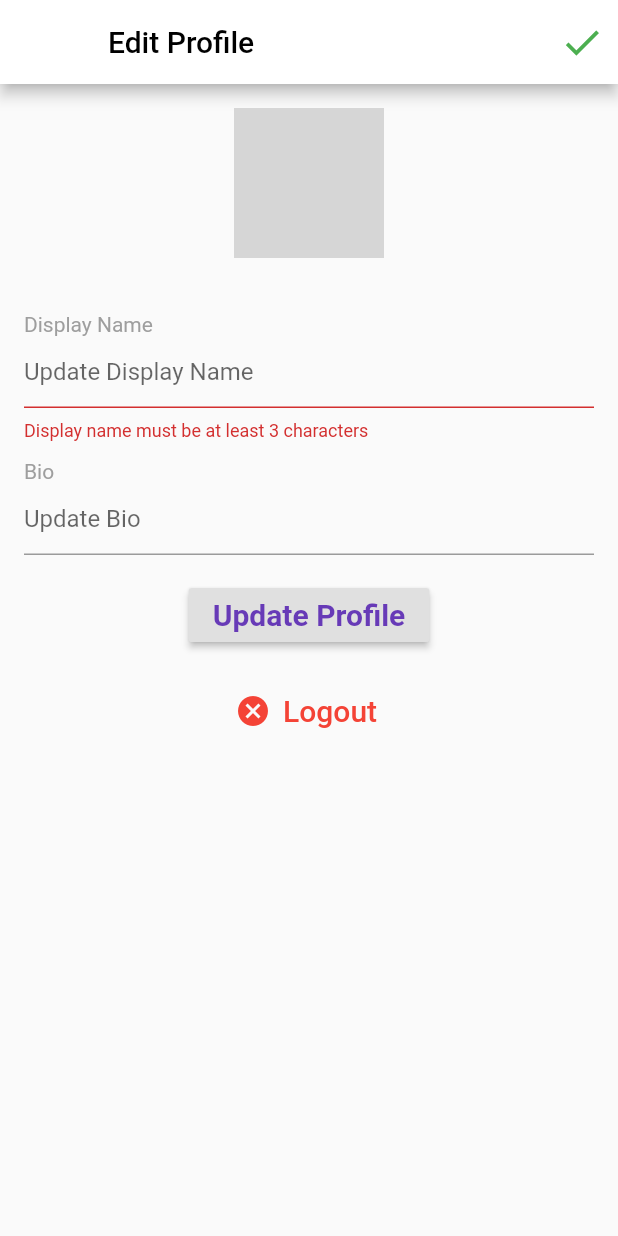
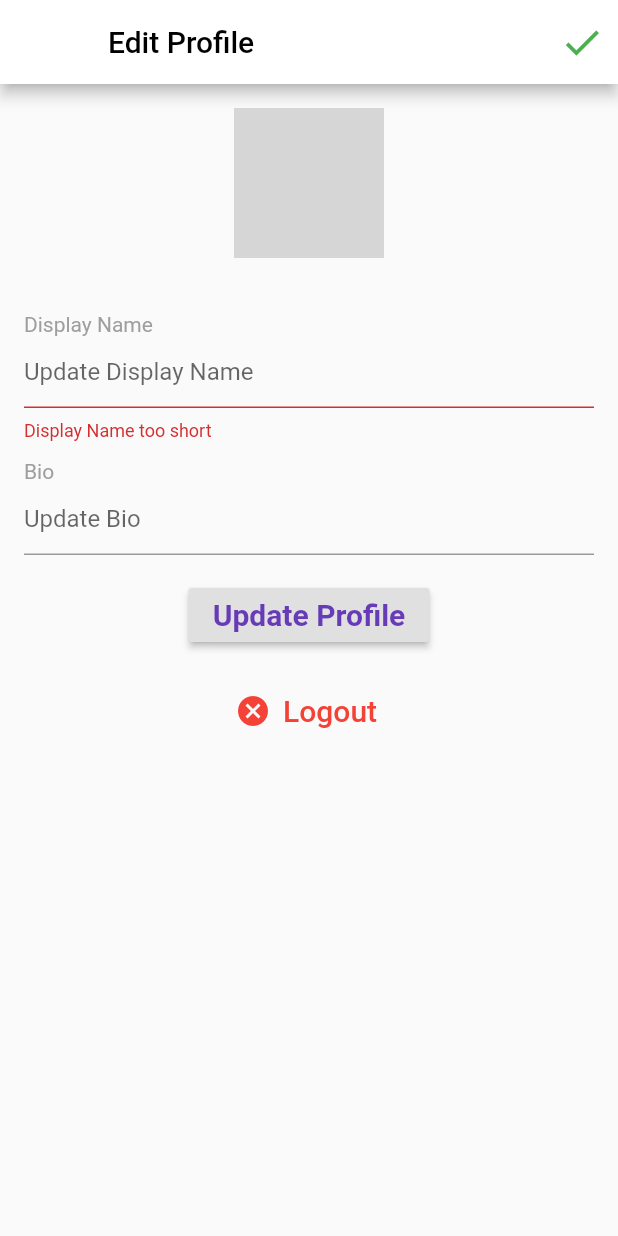
Before and after one commit to ScottFarestrand/appleshare, a Flutter app: the EditProfile screen opened directly, after a tap on "Update Profile", on a phone screen of 412 x 824 dp. Run offline on Flutter 3.47's test engine with Material 2 defaults, Android fonts, the phone set to English and light mode, and no system bars; our stand-ins replace cached_network_image, cloud_firestore, firebase_storage, flutter_svg, geolocator, google_sign_in and 1 more; accounts and stored records are empty; network calls fail; grey boxes are pictures that could not be loaded.

```diff
--- a/lib/pages/edit_profile.dart
+++ b/lib/pages/edit_profile.dart
@@ -1,8 +1,9 @@
-import 'package:appleshare/pages/home.dart';
 import 'package:cached_network_image/cached_network_image.dart';
 import 'package:cloud_firestore/cloud_firestore.dart';
 import "package:flutter/material.dart";
 import '../models/user.dart';
+import '../pages/home.dart';
+import '../widgets/progress.dart';
 
 class EditProfile extends StatefulWidget {
   final String currentUserId;
@@ -19,8 +20,8 @@ class _EditProfileState extends State<EditProfile> {
   TextEditingController bioController = TextEditingController();
   bool isLoading = false;
   User user;
+  bool _displayNameValid = true;
   bool _bioValid = true;
-  bool _displayNameValid = true;
 
   @override
   void initState() {
@@ -41,75 +42,73 @@ class _EditProfileState extends State<EditProfile> {
     });
   }
 
-  buildDisplayNameField() {
+  Column buildDisplayNameField() {
     return Column(
       crossAxisAlignment: CrossAxisAlignment.start,
       children: <Widget>[
         Padding(
             padding: EdgeInsets.only(top: 12.0),
             child: Text(
-            'Display Name',
+              "Display Name",
               style: TextStyle(color: Colors.grey),
-          ),
-        ),
+            )),
         TextField(
           controller: displayNameController,
           decoration: InputDecoration(
-              hintText: 'Update Display Name',
-              errorText: _displayNameValid
-                  ? null
-                  : "Display name must be at least 3 characters"),
+            hintText: "Update Display Name",
+            errorText: _displayNameValid ? null : "Display Name too short",
           ),
+        )
       ],
     );
   }
 
-  buildBioField() {
+  Column buildBioField() {
     return Column(
       crossAxisAlignment: CrossAxisAlignment.start,
       children: <Widget>[
         Padding(
           padding: EdgeInsets.only(top: 12.0),
           child: Text(
-            'Bio',
+            "Bio",
             style: TextStyle(color: Colors.grey),
           ),
         ),
         TextField(
           controller: bioController,
           decoration: InputDecoration(
-              hintText: 'Update Bio',
-              errorText: _bioValid
-                  ? null
-                  : 'Bio too long - must be under 100 characters'),
+            hintText: "Update Bio",
+            errorText: _bioValid ? null : "Bio too long",
           ),
+        )
       ],
     );
   }
 
-  logout() async {
-    await googleSignIn.signOut();
-    Navigator.push(context, MaterialPageRoute(builder: (context) => Home()));
-  }
-
   updateProfileData() {
     setState(() {
-      (displayNameController.text.trim().length < 3 ||
-              displayNameController.text.isEmpty)
+      displayNameController.text.trim().length < 3 ||
+              displayNameController.text.isEmpty
           ? _displayNameValid = false
           : _displayNameValid = true;
       bioController.text.trim().length > 100
           ? _bioValid = false
           : _bioValid = true;
     });
-    if (_bioValid && _displayNameValid) {
+
+    if (_displayNameValid && _bioValid) {
       usersRef.document(widget.currentUserId).updateData({
         "displayName": displayNameController.text,
-        "bio": bioController.text
+        "bio": bioController.text,
       });
-      SnackBar snackBar = SnackBar(content: Text('Profile Updated'));
-      _scaffoldKey.currentState.showSnackBar(snackBar);
+      SnackBar snackbar = SnackBar(content: Text("Profile updated!"));
+      _scaffoldKey.currentState.showSnackBar(snackbar);
     }
+  }
+
+  logout() async {
+    await googleSignIn.signOut();
+    Navigator.push(context, MaterialPageRoute(builder: (context) => Home()));
   }
 
   @override
@@ -119,29 +118,34 @@ class _EditProfileState extends State<EditProfile> {
       appBar: AppBar(
         backgroundColor: Colors.white,
         title: Text(
-          'Edit Profile',
-          style: TextStyle(color: Colors.black),
+          "Edit Profile",
+          style: TextStyle(
+            color: Colors.black,
+          ),
         ),
         actions: <Widget>[
           IconButton(
+            onPressed: () => Navigator.pop(context),
             icon: Icon(
               Icons.done,
-              size: 30,
+              size: 30.0,
               color: Colors.green,
             ),
-            onPressed: () => Navigator.pop(context),
           ),
         ],
       ),
       body: isLoading
-          ? CircularProgressIndicator()
+          ? circularProgress()
           : ListView(
               children: <Widget>[
                 Container(
                   child: Column(
-                    children: [
+                    children: <Widget>[
                       Padding(
-                        padding: EdgeInsets.only(top: 16.0, bottom: 8.0),
+                        padding: EdgeInsets.only(
+                          top: 16.0,
+                          bottom: 8.0,
+                        ),
                         child: CircleAvatar(
                           radius: 50.0,
                           backgroundImage:
@@ -160,7 +164,7 @@ class _EditProfileState extends State<EditProfile> {
                       RaisedButton(
                         onPressed: updateProfileData,
                         child: Text(
-                          'Update Profile',
+                          "Update Profile",
                           style: TextStyle(
                             color: Theme.of(context).primaryColor,
                             fontSize: 20.0,
@@ -172,12 +176,9 @@ class _EditProfileState extends State<EditProfile> {
                         padding: EdgeInsets.all(16.0),
                         child: FlatButton.icon(
                           onPressed: logout,
-                          icon: Icon(
-                            Icons.cancel,
-                            color: Colors.red,
-                          ),
+                          icon: Icon(Icons.cancel, color: Colors.red),
                           label: Text(
-                            'Logout',
+                            "Logout",
                             style: TextStyle(color: Colors.red, fontSize: 20.0),
                           ),
                         ),
--- a/lib/pages/upload.dart
+++ b/lib/pages/upload.dart
@@ -150,10 +150,10 @@ class _UploadState extends State<Upload> {
       "postId": postId,
       "ownerId": widget.currentUser.id,
       "username": widget.currentUser.username,
-      "medialUrl": mediaUrl,
+      "mediaUrl": mediaUrl,
       "description": description,
-      "locaton": location,
-      "timeStamp": timestamp,
+      "location": location,
+      "timestamp": timestamp,
       "likes": {},
     });
   }
```
Also changed, not shown: lib/pages/profile.dart (+53 -145 lines), lib/widgets/post.dart (+38 -35 lines). Lines whose indentation alone changed are shown as unchanged.
